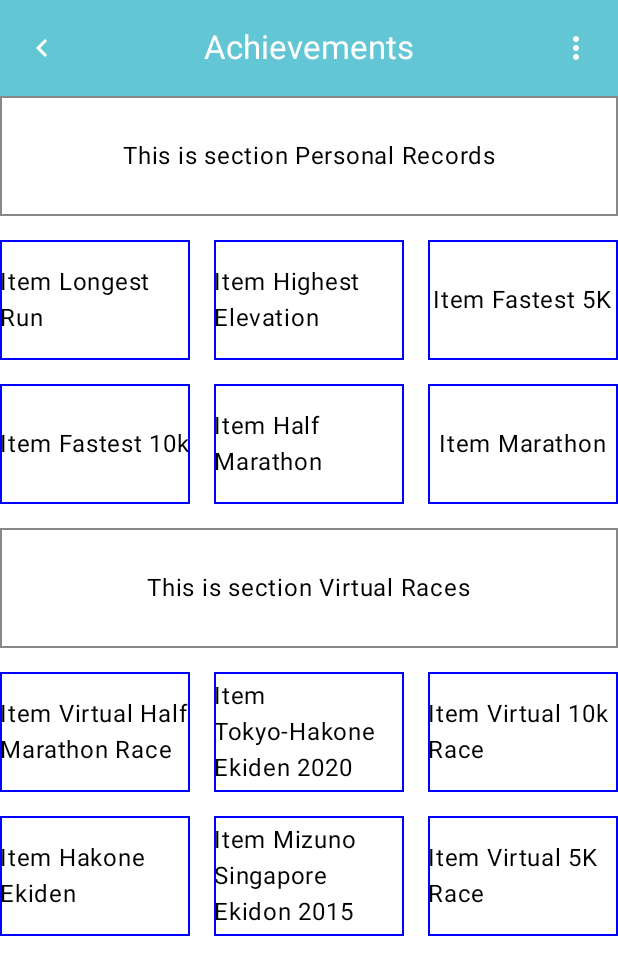
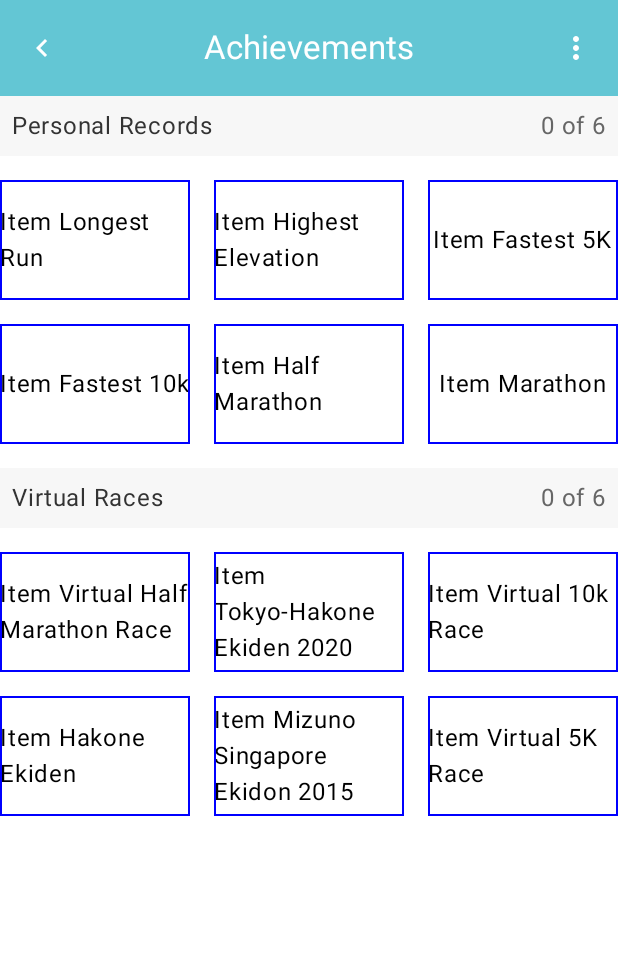
Before and after one commit to nick-mcdonald/RunkeeperMedalCase, an Android app built with Jetpack Compose: the screen it shows after launch (MainActivity), on a phone screen of 412 x 824 dp. Shown: the top 975 px of the screen. Run offline under Robolectric (Android 15) with nearby library versions, the phone set to English and light mode, and no system bars.

Commit message:
Medal section header layout

```diff
--- a/app/src/main/java/com/nickmcdonald/runkeepermedalcase/ui/MedalCase.kt
+++ b/app/src/main/java/com/nickmcdonald/runkeepermedalcase/ui/MedalCase.kt
@@ -32,13 +32,7 @@ fun MedalCase(
             item(
                 span = { GridItemSpan(maxLineSpan) }
             ) {
-                Text(
-                    "This is section $sectionName",
-                    Modifier
-                        .border(width=1.dp, color=Color.Gray)
-                        .height(80.dp)
-                        .wrapContentSize()
-                )
+                MedalSectionHeader(name = sectionName, achievements = achievements)
             }
 
             items(
--- /dev/null
+++ b/app/src/main/java/com/nickmcdonald/runkeepermedalcase/ui/MedalSectionHeader.kt
@@ -0,0 +1,36 @@
+package com.nickmcdonald.runkeepermedalcase.ui
+
+import androidx.compose.foundation.background
+import androidx.compose.foundation.layout.Arrangement
+import androidx.compose.foundation.layout.Row
+import androidx.compose.foundation.layout.Spacer
+import androidx.compose.foundation.layout.fillMaxWidth
+import androidx.compose.foundation.layout.height
+import androidx.compose.foundation.layout.padding
+import androidx.compose.material3.MaterialTheme
+import androidx.compose.material3.Text
+import androidx.compose.runtime.Composable
+import androidx.compose.ui.Alignment
+import androidx.compose.ui.Modifier
+import androidx.compose.ui.unit.dp
+import com.nickmcdonald.runkeepermedalcase.models.Achievement
+
+@Composable
+fun MedalSectionHeader(
+    name: String,
+    achievements: List<Achievement>,
+) {
+    val numAchieved = achievements.map { a -> if(a.achievedAt != null) 1 else 0 }.sum()
+
+    Row (
+        verticalAlignment = Alignment.CenterVertically,
+        modifier = Modifier
+            .background(color = MaterialTheme.colorScheme.secondaryContainer)
+            .height(40.dp)
+            .padding(8.dp)
+    ){
+        Text(text = name, color = MaterialTheme.colorScheme.onSecondaryContainer)
+        Spacer(modifier = Modifier.weight(weight = 1F))
+        Text("$numAchieved of ${achievements.count()}", color = MaterialTheme.colorScheme.onTertiaryContainer)
+    }
+}
--- a/app/src/main/java/com/nickmcdonald/runkeepermedalcase/ui/theme/Color.kt
+++ b/app/src/main/java/com/nickmcdonald/runkeepermedalcase/ui/theme/Color.kt
@@ -6,5 +6,6 @@ val PrimaryColor = Color(0xFF63C6D4)
 val PrimaryFontColor = Color(0xFFFFFFFF)
 val HeaderColor = Color(0xFFF7F7F7)
 val HeaderFontColor = Color(0xFF333333)
+val HeaderSecondaryColor = Color(0xFF666666)
 val SurfaceColor = Color(0xFFFFFFFF)
 val SurfaceFontColor = Color(0xFF000000)
--- a/app/src/main/java/com/nickmcdonald/runkeepermedalcase/ui/theme/Theme.kt
+++ b/app/src/main/java/com/nickmcdonald/runkeepermedalcase/ui/theme/Theme.kt
@@ -25,6 +25,7 @@ private val RunKeeperLightColorScheme = lightColorScheme(
     onPrimaryContainer = PrimaryFontColor,
     secondaryContainer = HeaderColor,
     onSecondaryContainer = HeaderFontColor,
+    onTertiaryContainer = HeaderSecondaryColor,
     background = SurfaceColor,
     onBackground = SurfaceFontColor,
     surface = SurfaceColor,
```
